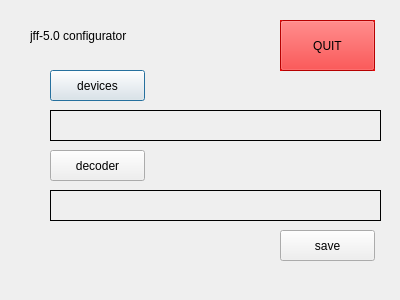
The window that configurator/configurator.ui (JvanKatwijk/sdr-j-sw) describes before a commit, drawn with Qt 5.
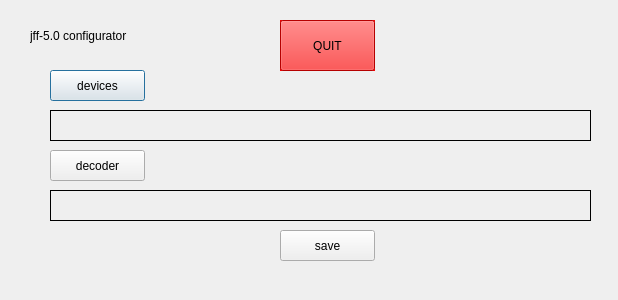
The same window after the commit.

Commit message: extended the boxes for filename in configurator

Diff of the .ui file:
```diff
--- a/configurator/configurator.ui
+++ b/configurator/configurator.ui
@@ -6,7 +6,7 @@
    <rect>
     <x>0</x>
     <y>0</y>
-    <width>400</width>
+    <width>618</width>
     <height>300</height>
    </rect>
   </property>
@@ -44,10 +44,15 @@
     <rect>
      <x>50</x>
      <y>110</y>
-     <width>331</width>
+     <width>541</width>
      <height>31</height>
     </rect>
    </property>
+   <property name="font">
+    <font>
+     <pointsize>10</pointsize>
+    </font>
+   </property>
    <property name="frameShape">
     <enum>QFrame::Panel</enum>
    </property>
@@ -60,10 +65,15 @@
     <rect>
      <x>50</x>
      <y>190</y>
-     <width>331</width>
+     <width>541</width>
      <height>31</height>
     </rect>
    </property>
+   <property name="font">
+    <font>
+     <pointsize>10</pointsize>
+    </font>
+   </property>
    <property name="frameShape">
     <enum>QFrame::Panel</enum>
    </property>
```
